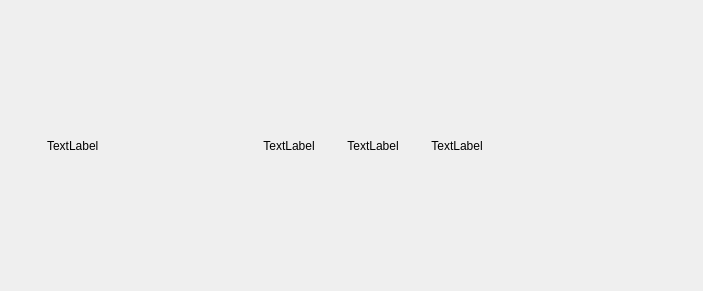
Old version of the form src/libtomahawk/widgets/HeaderWidget.ui in the repository tomahawk-player/tomahawk.
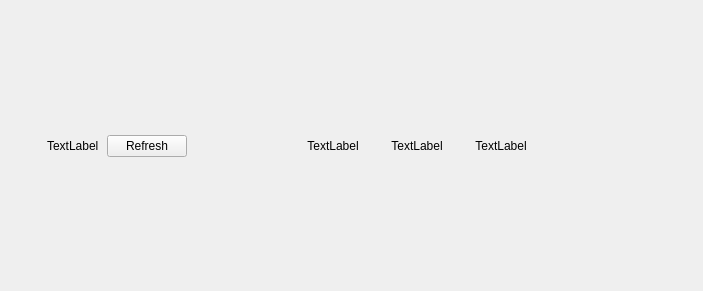
New version of the form. Custom widgets are drawn as their Qt base class.

Commit message: Add refresh button in script collection header.

```diff
--- a/src/libtomahawk/widgets/HeaderWidget.ui
+++ b/src/libtomahawk/widgets/HeaderWidget.ui
@@ -67,11 +67,21 @@
        </property>
       </widget>
      </item>
+     <item>
+      <widget class="ImageButton" name="refreshButton">
+       <property name="text">
+        <string>Refresh</string>
+       </property>
+      </widget>
+     </item>
      <item>
       <spacer name="horizontalSpacer">
        <property name="orientation">
         <enum>Qt::Horizontal</enum>
        </property>
+       <property name="sizeType">
+        <enum>QSizePolicy::MinimumExpanding</enum>
+       </property>
        <property name="sizeHint" stdset="0">
         <size>
          <width>40</width>
@@ -200,6 +210,11 @@
    <extends>QLabel</extends>
    <header>widgets/ClickableLabel.h</header>
   </customwidget>
+  <customwidget>
+   <class>ImageButton</class>
+   <extends>QPushButton</extends>
+   <header>widgets/ImageButton.h</header>
+  </customwidget>
  </customwidgets>
  <resources/>
  <connections/>
```
The commit also changes 3 other files.
